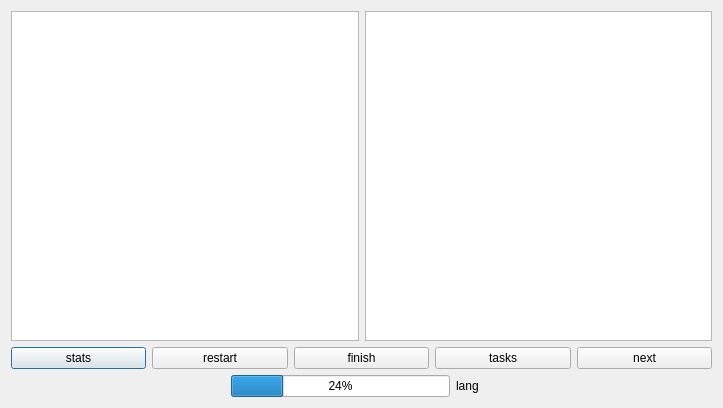
Sautenko-Andrey/learn_words_app, file Learn_Words_App_0_0_1/userlearns.ui: the form before one commit.
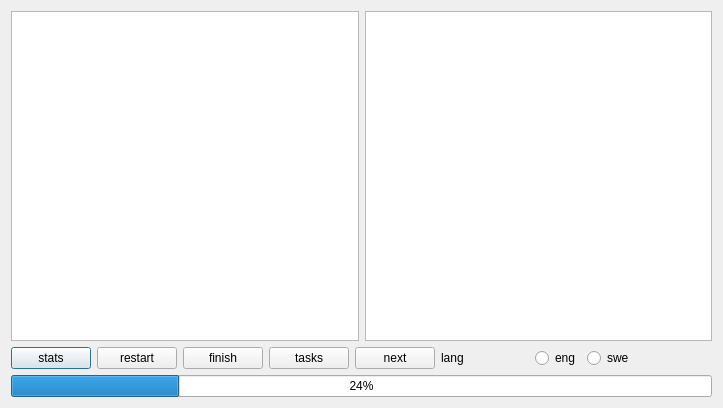
The form after the commit.

Commit message: get ridded of global variable and changed mode switcher interface. Need to test and clearance.

What changed in the file:
```diff
--- a/Learn_Words_App_0_0_1/userlearns.ui
+++ b/Learn_Words_App_0_0_1/userlearns.ui
@@ -13,8 +13,6 @@
   <property name="windowTitle">
    <string>Learning session</string>
   </property>
-  <layout class="QHBoxLayout" name="horizontalLayout_4">
-   <item>
     <layout class="QVBoxLayout" name="verticalLayout">
      <item>
       <layout class="QHBoxLayout" name="horizontalLayout_3">
@@ -89,30 +87,8 @@
          </property>
         </widget>
        </item>
-      </layout>
-     </item>
      <item>
       <layout class="QHBoxLayout" name="horizontalLayout">
-       <item>
-        <spacer name="horizontalSpacer">
-         <property name="orientation">
-          <enum>Qt::Horizontal</enum>
-         </property>
-         <property name="sizeHint" stdset="0">
-          <size>
-           <width>40</width>
-           <height>20</height>
-          </size>
-         </property>
-        </spacer>
-       </item>
-       <item>
-        <widget class="QProgressBar" name="progressBar">
-         <property name="value">
-          <number>24</number>
-         </property>
-        </widget>
-       </item>
        <item>
         <widget class="QLabel" name="current_languageLabel">
          <property name="text">
@@ -121,7 +97,34 @@
         </widget>
        </item>
        <item>
-        <spacer name="horizontalSpacer_2">
+        <spacer name="horizontalSpacer">
+         <property name="orientation">
+          <enum>Qt::Horizontal</enum>
+         </property>
+         <property name="sizeHint" stdset="0">
+          <size>
+           <width>18</width>
+           <height>20</height>
+          </size>
+         </property>
+        </spacer>
+       </item>
+       <item>
+        <widget class="QRadioButton" name="engModeRadioButton">
+         <property name="text">
+          <string>eng</string>
+         </property>
+        </widget>
+       </item>
+       <item>
+        <widget class="QRadioButton" name="sweModeRadioButton">
+         <property name="text">
+          <string>swe</string>
+         </property>
+        </widget>
+       </item>
+       <item>
+        <spacer name="horizontalSpacer_3">
          <property name="orientation">
           <enum>Qt::Horizontal</enum>
          </property>
@@ -144,6 +147,13 @@
      </item>
     </layout>
    </item>
+   <item>
+    <widget class="QProgressBar" name="progressBar">
+     <property name="value">
+      <number>24</number>
+     </property>
+    </widget>
+   </item>
   </layout>
  </widget>
  <resources/>
```
Lines whose indentation alone changed are shown as unchanged. The commit also changes 17 other files.
